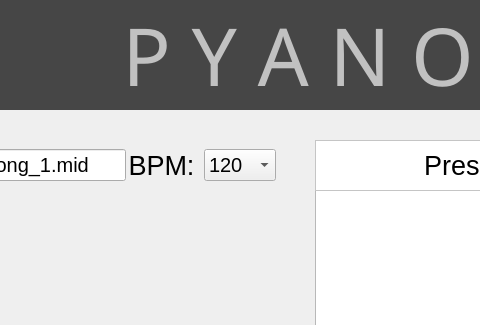
Above: pyano/layout.ui from braydonw/Pyano before the change; both pictures show x 214 to 694 and y 0 to 325 of the 1024 by 600 pixel window. Below: the same form after it.
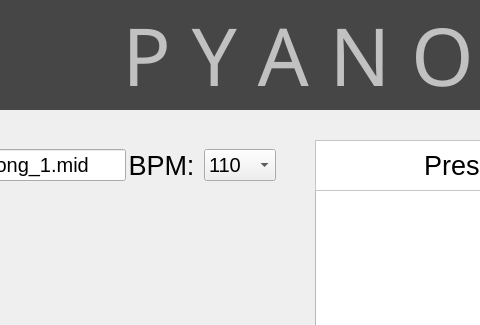
That is the form after the change. The open tabs and pages were chosen to show the change. Icons and pictures are not drawn.

What changed in the file:
```diff
--- a/pyano/layout.ui
+++ b/pyano/layout.ui
@@ -1005,7 +1005,7 @@
             <enum>Qt::NoFocus</enum>
            </property>
            <property name="currentIndex">
-            <number>1</number>
+            <number>0</number>
            </property>
            <item>
             <property name="text">
```
Left out of the diff: 7 changed lines with no effect on the pictures.
